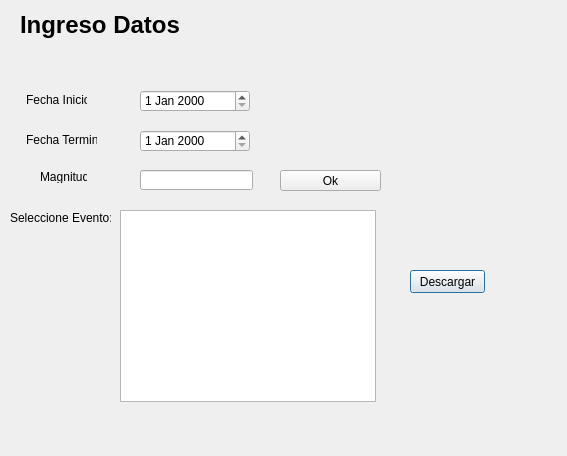
DanielOrtega94/Proyecto-Python-Cientifico, file qt/interfaz/descarga_datos.ui: the form before one commit.
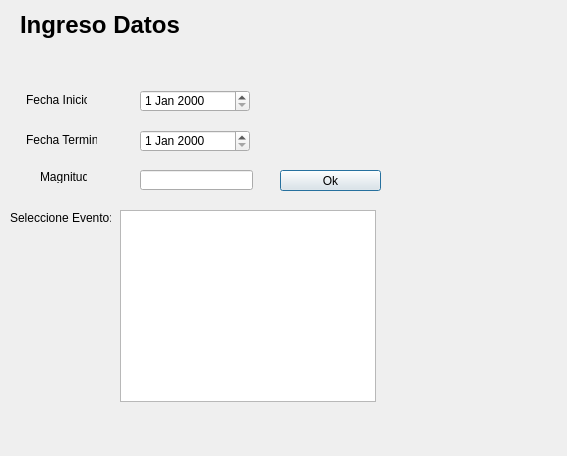
The form after the commit.

```diff
--- a/qt/interfaz/descarga_datos.ui
+++ b/qt/interfaz/descarga_datos.ui
@@ -88,19 +88,6 @@
     </rect>
    </property>
   </widget>
-  <widget class="QPushButton" name="descarga_button">
-   <property name="geometry">
-    <rect>
-     <x>410</x>
-     <y>270</y>
-     <width>75</width>
-     <height>23</height>
-    </rect>
-   </property>
-   <property name="text">
-    <string>Descargar</string>
-   </property>
-  </widget>
   <widget class="QPushButton" name="datos_Button">
    <property name="geometry">
     <rect>
```
